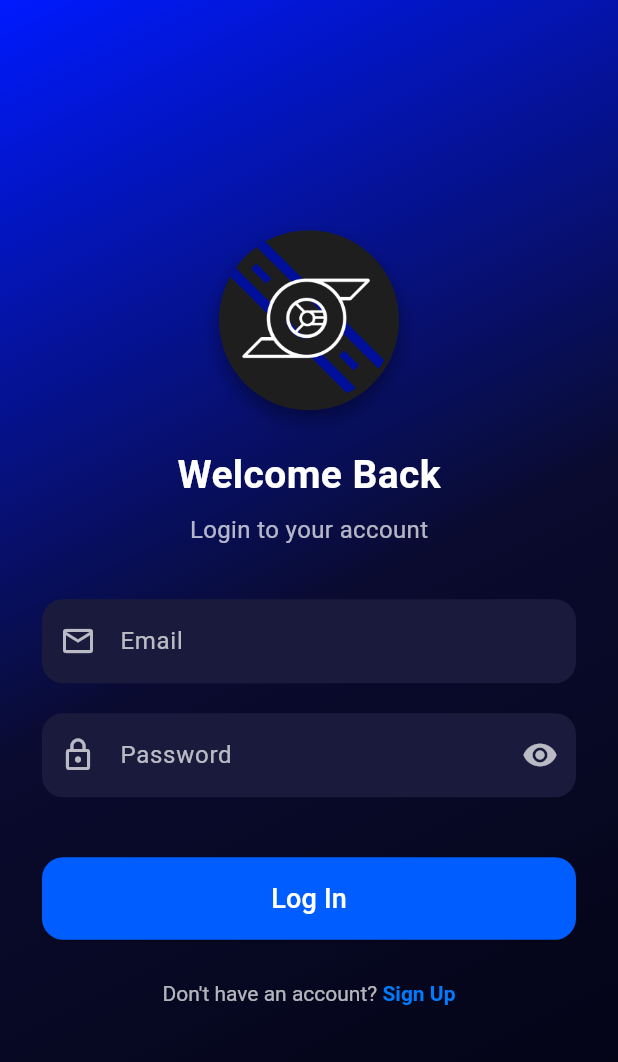
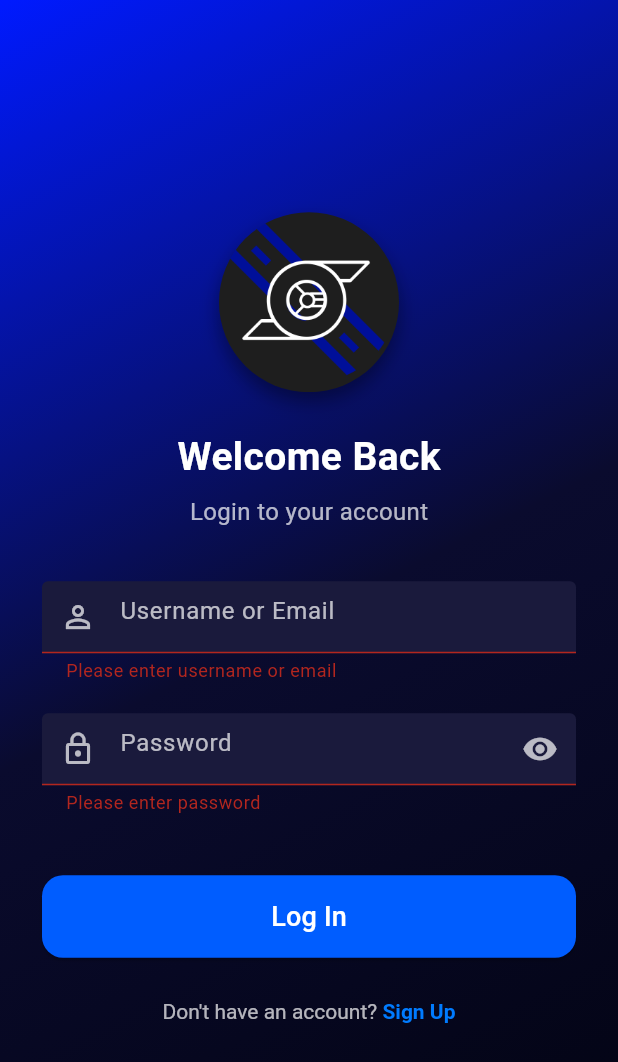
Before and after one commit to Mjmixyu/ride_2_gather, a Flutter app: the LoginView screen opened directly, after a tap on "Log In", on a phone screen of 412 x 824 dp. Shown: the top 1062 px of the screen. Run offline on Flutter 3.47's test engine with Material 3 defaults, Android fonts, the phone set to English and light mode, and no system bars; our stand-ins replace flutter_map, get, google_fonts, image_picker, latlong2.

Commit message:
LOGIN FINALLY WORKS - user can log in to existing account

```diff
--- a/lib/core/auth_api.dart
+++ b/lib/core/auth_api.dart
@@ -3,6 +3,7 @@ import 'package:http/http.dart' as http;
 
 class AuthApi {
   static const String _base = 'http://10.0.2.2:3000';
+
   static Future<Map<String, dynamic>> signup({
     required String email,
     required String username,
@@ -20,14 +21,33 @@ class AuthApi {
         'country_code': countryCode,
       }),
     );
-
     final body = jsonDecode(res.body.isEmpty ? '{}' : res.body);
-
     if (res.statusCode == 201) {
       return {'ok': true, 'data': body};
     }
-
     final msg = body['error']?.toString() ?? 'Signup failed';
     return {'ok': false, 'error': msg};
   }
+
+  // LOGIN: identity = username OR email
+  static Future<Map<String, dynamic>> login({
+    required String identity,
+    required String password,
+  }) async {
+    final uri = Uri.parse('$_base/login');
+    final res = await http.post(
+      uri,
+      headers: {'Content-Type': 'application/json'},
+      body: jsonEncode({
+        'identity': identity,
+        'password': password,
+      }),
+    );
+    final body = jsonDecode(res.body.isEmpty ? '{}' : res.body);
+    if (res.statusCode == 200) {
+      return {'ok': true, 'data': body};
+    }
+    final msg = body['error']?.toString() ?? 'Login failed';
+    return {'ok': false, 'error': msg};
+  }
 }
--- a/lib/views/login_view.dart
+++ b/lib/views/login_view.dart
@@ -2,6 +2,8 @@ import 'package:flutter/material.dart';
 import 'package:get/get.dart';
 import '../controller/simple_ui_controller.dart';
 import '../theme/auth_theme.dart';
+import '../core/auth_api.dart';
+import '../core/homeFeed_routing.dart';
 import 'signup_view.dart';
 
 class LoginView extends StatefulWidget {
@@ -12,13 +14,14 @@ class LoginView extends StatefulWidget {
 }
 
 class _LoginViewState extends State<LoginView> {
-  final TextEditingController emailController = TextEditingController();
+  final TextEditingController identityController = TextEditingController(); // username OR email
   final TextEditingController passwordController = TextEditingController();
   final _formKey = GlobalKey<FormState>();
+  bool _loading = false;
 
   @override
   void dispose() {
-    emailController.dispose();
+    identityController.dispose();
     passwordController.dispose();
     super.dispose();
   }
@@ -39,7 +42,6 @@ class _LoginViewState extends State<LoginView> {
               Color(0xFF001AFF),
               Color(0xFF0A0B2E),
               Color(0xFF020310),
-
             ],
           ),
         ),
@@ -75,24 +77,27 @@ class _LoginViewState extends State<LoginView> {
                       ),
                     ),
                     const SizedBox(height: 25),
-
                     const Text('Welcome Back', style: AuthTheme.titleStyle),
                     const SizedBox(height: 6),
                     const Text('Login to your account',
                         style: AuthTheme.subtitleStyle),
                     const SizedBox(height: 35),
-
-                    // Email
+                    // Identity (username or email)
                     TextFormField(
-                      controller: emailController,
+                      controller: identityController,
                       style: const TextStyle(color: Colors.white),
                       decoration: AuthTheme.textFieldDecoration(
-                        hintText: 'Email',
-                        icon: Icons.email_outlined,
+                        hintText: 'Username or Email',
+                        icon: Icons.person_outline,
                       ),
+                      validator: (value) {
+                        if (value == null || value.isEmpty) {
+                          return 'Please enter username or email';
+                        }
+                        return null;
+                      },
                     ),
                     const SizedBox(height: 20),
-
                     // Password
                     Obx(
                           () => TextFormField(
@@ -110,30 +115,80 @@ class _LoginViewState extends State<LoginView> {
                                   : Icons.visibility_off,
                               color: Colors.white70,
                             ),
-                            onPressed: () =>
-                                simpleUIController.isObscureActive(),
+                            onPressed: () => simpleUIController.isObscureActive(),
                           ),
                         ),
+                        validator: (value) {
+                          if (value == null || value.isEmpty) {
+                            return 'Please enter password';
+                          }
+                          return null;
+                        },
                       ),
                     ),
                     const SizedBox(height: 40),
-
-                    // Login Button (design only)
                     SizedBox(
                       width: double.infinity,
                       height: 55,
                       child: ElevatedButton(
                         style: AuthTheme.mainButtonStyle,
-                        onPressed: () {},
-                        child: const Text(
+                        onPressed: _loading
+                            ? null
+                            : () async {
+                          if (!_formKey.currentState!.validate()) return;
+                          setState(() => _loading = true);
+                          try {
+                            final result = await AuthApi.login(
+                              identity: identityController.text.trim(),
+                              password: passwordController.text,
+                            );
+                            if (result['ok'] == true) {
+                              final user = result['data'];
+                              if (mounted) {
+                                ScaffoldMessenger.of(context).showSnackBar(
+                                  const SnackBar(content: Text('Login successful!')),
+                                );
+                                Navigator.pushReplacement(
+                                  context,
+                                  MaterialPageRoute(
+                                    builder: (ctx) =>
+                                        HomeFeed(username: user['username']),
+                                  ),
+                                );
+                              }
+                            } else {
+                              final err = (result['error'] ?? 'Login failed').toString();
+                              if (mounted) {
+                                ScaffoldMessenger.of(context)
+                                    .showSnackBar(SnackBar(content: Text(err)));
+                              }
+                            }
+                          } catch (e) {
+                            if (mounted) {
+                              ScaffoldMessenger.of(context).showSnackBar(
+                                SnackBar(content: Text('Network error: $e')),
+                              );
+                            }
+                          } finally {
+                            if (mounted) setState(() => _loading = false);
+                          }
+                        },
+                        child: _loading
+                            ? const SizedBox(
+                          height: 22,
+                          width: 22,
+                          child: CircularProgressIndicator(
+                            strokeWidth: 2,
+                            color: Colors.white,
+                          ),
+                        )
+                            : const Text(
                           'Log In',
                           style: TextStyle(fontSize: 18, color: Colors.white),
                         ),
                       ),
                     ),
                     const SizedBox(height: 28),
-
-                    // Navigation to Sign Up
                     GestureDetector(
                       onTap: () {
                         Navigator.push(
```
Also changed, not shown: 1 other file.
